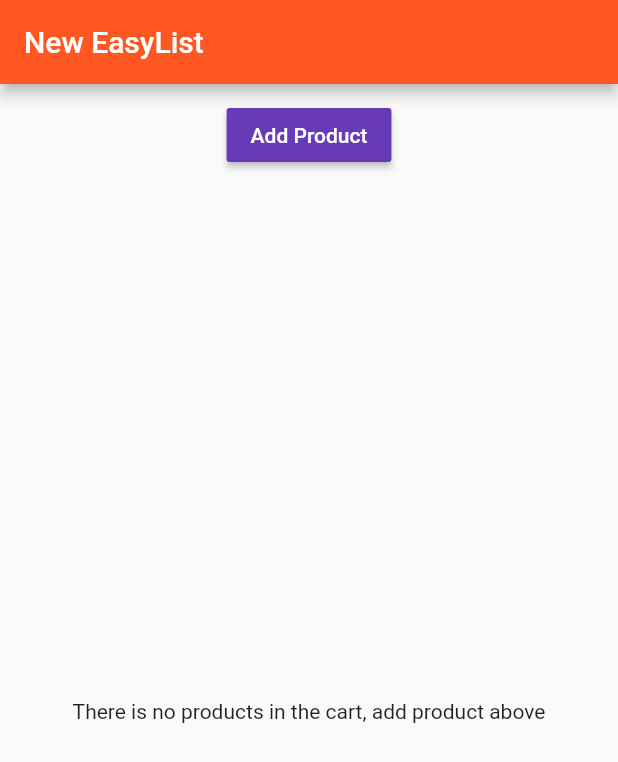
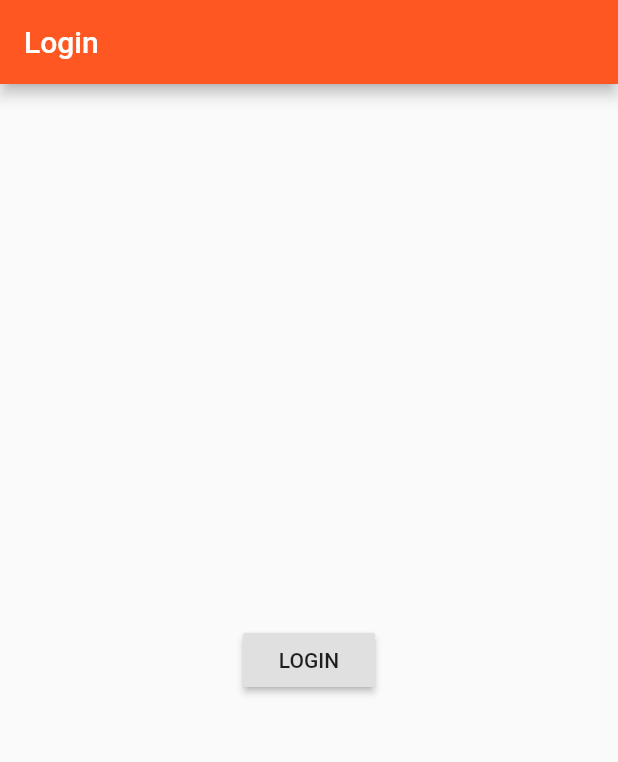
Before and after one commit to phemmelliot/Flutter_Intro, a Flutter app: the screen it shows after launch, on a phone screen of 412 x 824 dp. Shown: the top 762 px of the screen. Run offline on Flutter 3.47's test engine with Material 2 defaults, Android fonts, the phone set to English and light mode, and no system bars.

```diff
--- a/lib/main.dart
+++ b/lib/main.dart
@@ -1,6 +1,6 @@
 import 'package:flutter/material.dart';
 
-import './pages/home.dart';
+import './pages/auth.dart';
 
 void main() {
   runApp(MyApp());
@@ -9,13 +9,12 @@ void main() {
 class MyApp extends StatelessWidget {
   @override
   Widget build(BuildContext context) {
-    // TODO: implement build
     return MaterialApp(
         theme: ThemeData(
           brightness: Brightness.light,
           primarySwatch: Colors.deepOrange,
           accentColor: Colors.deepPurple,
         ),
-        home: HomePage());
+        home: AuthPage());
   }
 }
--- /dev/null
+++ b/lib/pages/auth.dart
@@ -0,0 +1,25 @@
+import 'package:flutter/material.dart';
+import './products.dart';
+
+class AuthPage extends StatelessWidget {
+  @override
+  Widget build(BuildContext context) {
+    // TODO: implement build
+    return Scaffold(
+      appBar: AppBar(
+        title: Text('Login'),
+      ),
+      body: Center(
+        child: RaisedButton(
+          onPressed: () {
+            Navigator.pushReplacement(
+              context,
+              MaterialPageRoute(builder: (BuildContext context) => ProductsPage()),
+            );
+          },
+          child: Text('LOGIN'),
+        ),
+      ),
+    );
+  }
+}
--- a/lib/pages/home.dart
+++ /dev/null
@@ -1,15 +0,0 @@
-import 'package:flutter/material.dart';
-
-import '../product_manager.dart';
-
-class HomePage extends StatelessWidget{
-  @override
-  Widget build(BuildContext context) {
-    // TODO: implement build
-    return  Scaffold(
-        appBar: AppBar(
-          title: Text('New EasyList'),
-        ),
-        body: ProductManager());
-  }
-}
```
Also changed, not shown: lib/pages/product_admin.dart (added, +57 -0 lines), lib/pages/product_create.dart (added, +8 -0 lines), lib/pages/product_list.dart (added, +8 -0 lines), lib/pages/products.dart (added, +36 -0 lines).
